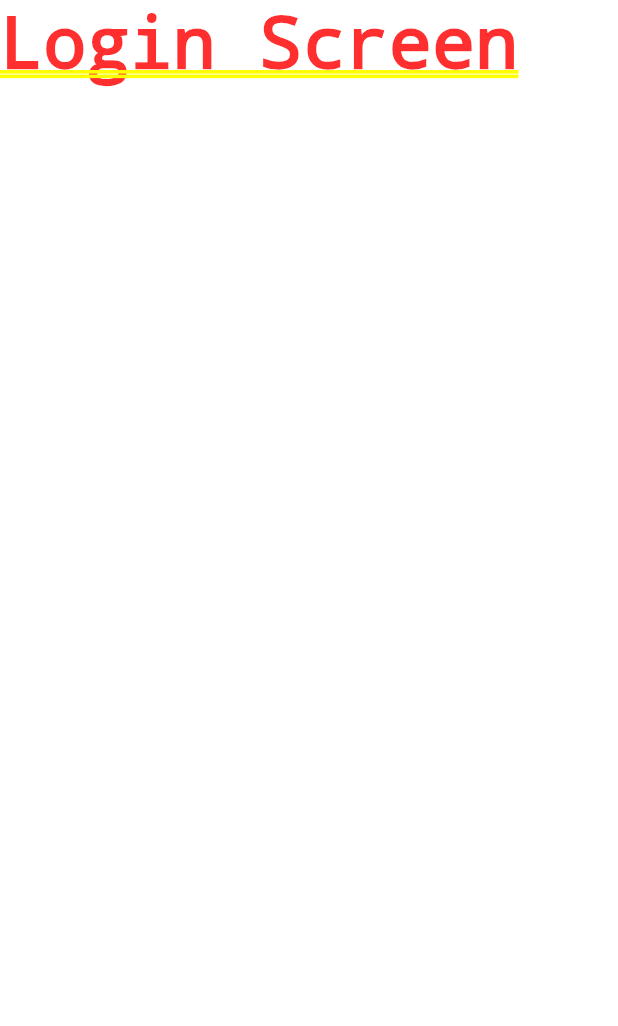
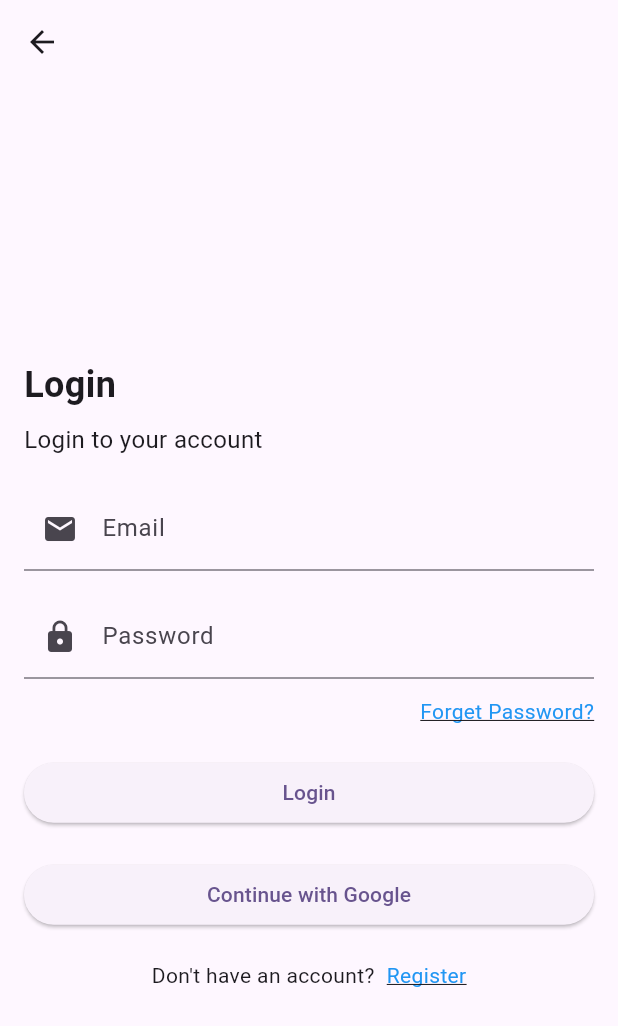
Before and after one commit to talent-Hub-ET/mobile_app, a Flutter app: the screen it shows after launch, after a tap on "Login Screen", on a phone screen of 412 x 824 dp. Shown: the top 1026 px of the screen. Run offline on Flutter 3.47's test engine with Material 2 defaults, Android fonts, the phone set to English and light mode, and no system bars.

Commit message:
created login page basic layout

```diff
--- a/lib/Pages/LoginScreen.dart
+++ b/lib/Pages/LoginScreen.dart
@@ -1,10 +1,101 @@
 import 'package:flutter/material.dart';
 
-class LoginScreen extends StatelessWidget {
-  const LoginScreen({super.key});
-
+class LoginPage extends StatelessWidget {
   @override
   Widget build(BuildContext context) {
-    return Text("Login Screen");
+    return Scaffold(
+      appBar: AppBar(
+        title: Text(''),
+      ),
+      body: Padding(
+        padding: EdgeInsets.all(16.0),
+        child: Column(
+          mainAxisAlignment: MainAxisAlignment.center,
+          crossAxisAlignment: CrossAxisAlignment.stretch,
+          children: [
+            SizedBox(height: 20.0),
+            Text(
+              'Login',
+              style: TextStyle(
+                fontSize: 24.0,
+                fontWeight: FontWeight.bold,
+              ),
+            ),
+            SizedBox(height: 8.0),
+            Text(
+              'Login to your account',
+              style: TextStyle(fontSize: 16.0),
+            ),
+            SizedBox(height: 20.0),
+            TextFormField(
+              decoration: InputDecoration(
+                labelText: 'Email',
+                prefixIcon: Icon(Icons.email),
+                hintText: 'Ex: abc@example.com',
+              ),
+            ),
+            SizedBox(height: 16.0),
+            TextFormField(
+              obscureText: true,
+              decoration: InputDecoration(
+                labelText: 'Password',
+                prefixIcon: Icon(Icons.lock),
+                hintText: '*******',
+              ),
+            ),
+            SizedBox(height: 12.0),
+            Align(
+              alignment: Alignment.centerRight,
+              child: InkWell(
+                onTap: () {
+                  // Handle forget password
+                },
+                child: Text(
+                  'Forget Password?',
+                  style: TextStyle(
+                    color: Colors.blue,
+                    decoration: TextDecoration.underline,
+                  ),
+                ),
+              ),
+            ),
+            SizedBox(height: 20.0),
+            ElevatedButton(
+              onPressed: () {
+                // Handle login button press
+              },
+              child: Text('Login'),
+            ),
+            SizedBox(height: 20.0),
+            ElevatedButton(
+              onPressed: () {
+                // Handle continue with Google press
+              },
+              child: Text('Continue with Google'),
+            ),
+            SizedBox(height: 20.0),
+            Row(
+              mainAxisAlignment: MainAxisAlignment.center,
+              children: [
+                Text("Don't have an account?"),
+                SizedBox(width: 8.0),
+                InkWell(
+                  onTap: () {
+                    // Handle register page navigation
+                  },
+                  child: Text(
+                    'Register',
+                    style: TextStyle(
+                      color: Colors.blue,
+                      decoration: TextDecoration.underline,
+                    ),
+                  ),
+                ),
+              ],
+            ),
+          ],
+        ),
+      ),
+    );
   }
 }
--- a/lib/main.dart
+++ b/lib/main.dart
@@ -85,7 +85,7 @@ class _MyHomePageState extends State<MyHomePage> {
                 onPressed: () {
                   Navigator.push(
                     context,
-                    MaterialPageRoute(builder: (context) => LoginScreen()),
+                    MaterialPageRoute(builder: (context) => LoginPage()),
                   );
                 },
                 child: const Text('Login Screen'),
```
